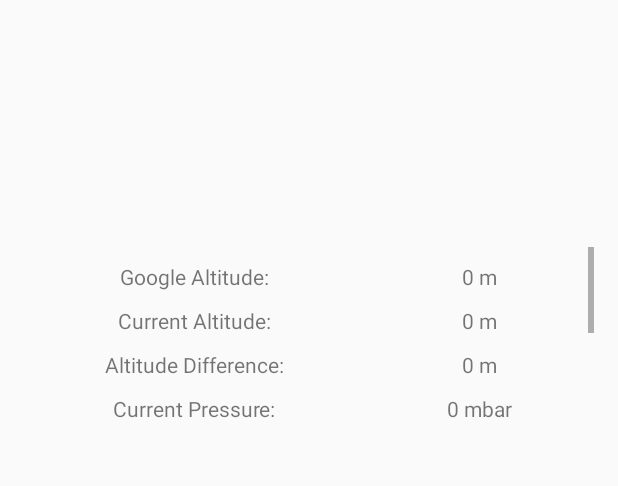
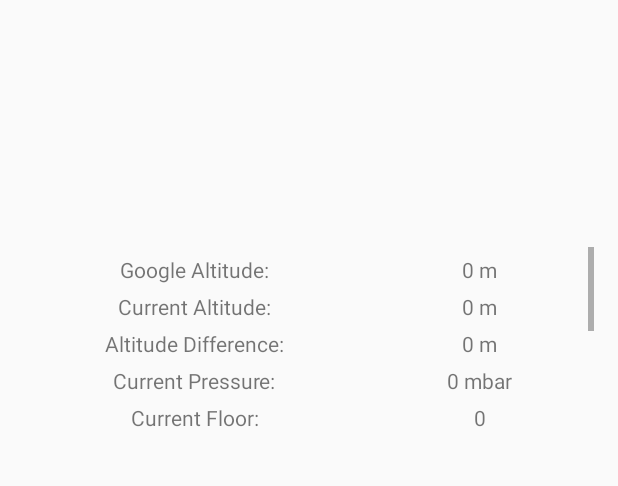
Before and after one commit to Montvydas/FloorFinder, an Android app: the MainActivity screen opened directly, with no data from a screen before it, on a phone screen of 412 x 824 dp, the part 161-647 px from its top. Run offline under Robolectric (Android 15) with nearby library versions, the phone set to English and light mode, and no system bars; 1 statement that could not run was skipped.

Commit message:
added floor text view with a small algorithm

```diff
--- a/TangoApp/app/src/main/java/com/monte/tangoapp/MainActivity.java
+++ b/TangoApp/app/src/main/java/com/monte/tangoapp/MainActivity.java
@@ -90,6 +90,7 @@ public class MainActivity extends AppCompatActivity implements SensorEventListen
     private EditText currentLocation;
     private ArrayAdapter locationListAdapter;
     private TextView currentGoogleAltitudeText;
+    private TextView currentFloorText;
 //    private List locationList;
 
     //Location stuff
@@ -295,6 +296,7 @@ public class MainActivity extends AppCompatActivity implements SensorEventListen
         altitudeDifferenceText = (TextView) findViewById(R.id.altitudeDifferenceText);
         currentLocation = (EditText) findViewById(R.id.currentLocation);
         currentGoogleAltitudeText = (TextView) findViewById(R.id.currentGoogleAltitudeText);
+        currentFloorText = (TextView) findViewById(R.id.currentFloorText);
 
         locationListAdapter = new ArrayAdapter<String>(this,android.R.layout.simple_expandable_list_item_1,displayTextList);
         ListView locationListView = (ListView) findViewById(R.id.locationList);
@@ -337,6 +339,8 @@ public class MainActivity extends AppCompatActivity implements SensorEventListen
                 altitude = getAltitude(local_sea_level_pressure, millibars_of_pressure);
                 currentAltitudeText.setText(String.format("%.3f m", altitude));
                 currentPressureText.setText(String.format("%.3f mbar", millibars_of_pressure ));
+                String floor = String.format("%.2f", (14.2 + altitude*forecastWeather.getTemperature()/273.15 - googleElevation.getAltitude())/4.0);
+                currentFloorText.setText(floor);
                 break;
         }
     }
--- a/TangoApp/app/src/main/res/layout/activity_main.xml
+++ b/TangoApp/app/src/main/res/layout/activity_main.xml
@@ -41,26 +41,32 @@
                         android:layout_height="wrap_content"
                         android:text="Google Altitude:"
                         android:layout_gravity="center"
-                        android:layout_marginTop="10dp"/>
+                        android:layout_marginTop="5dp"/>
                     <TextView
                         android:layout_width="wrap_content"
                         android:layout_height="wrap_content"
                         android:text="Current Altitude:"
                         android:layout_gravity="center"
-                        android:layout_marginTop="10dp" />
+                        android:layout_marginTop="5dp" />
 
                     <TextView
                         android:layout_width="wrap_content"
                         android:layout_height="wrap_content"
                         android:text="Altitude Difference:"
                         android:layout_gravity="center"
-                        android:layout_marginTop="10dp" />
+                        android:layout_marginTop="5dp" />
                     <TextView
                         android:layout_width="wrap_content"
                         android:layout_height="wrap_content"
                         android:text="Current Pressure:"
                         android:layout_gravity="center"
-                        android:layout_marginTop="10dp" />
+                        android:layout_marginTop="5dp" />
+                    <TextView
+                        android:layout_width="wrap_content"
+                        android:layout_height="wrap_content"
+                        android:text="Current Floor:"
+                        android:layout_gravity="center"
+                        android:layout_marginTop="5dp" />
                 </LinearLayout>
 
                 <LinearLayout
@@ -75,14 +81,14 @@
                         android:layout_height="wrap_content"
                         android:text="0 m"
                         android:layout_gravity="center"
-                        android:layout_marginTop="10dp" />
+                        android:layout_marginTop="5dp" />
                     <TextView
                         android:id="@+id/currentAltitudeText"
                         android:layout_width="wrap_content"
                         android:layout_height="wrap_content"
                         android:text="0 m"
                         android:layout_gravity="center"
-                        android:layout_marginTop="10dp" />
+                        android:layout_marginTop="5dp" />
 
                     <TextView
                         android:id="@+id/altitudeDifferenceText"
@@ -90,15 +96,21 @@
                         android:layout_height="wrap_content"
                         android:text="0 m"
                         android:layout_gravity="center"
-                        android:layout_marginTop="10dp" />
+                        android:layout_marginTop="5dp" />
                     <TextView
                         android:id="@+id/currentPressureText"
                         android:layout_width="wrap_content"
                         android:layout_height="wrap_content"
                         android:text="0 mbar"
                         android:layout_gravity="center"
-                        android:layout_marginTop="10dp" />
-
+                        android:layout_marginTop="5dp" />
+                    <TextView
+                        android:id="@+id/currentFloorText"
+                        android:layout_width="wrap_content"
+                        android:layout_height="wrap_content"
+                        android:text="0"
+                        android:layout_gravity="center"
+                        android:layout_marginTop="5dp" />
                 </LinearLayout>
             </LinearLayout>
 
```
